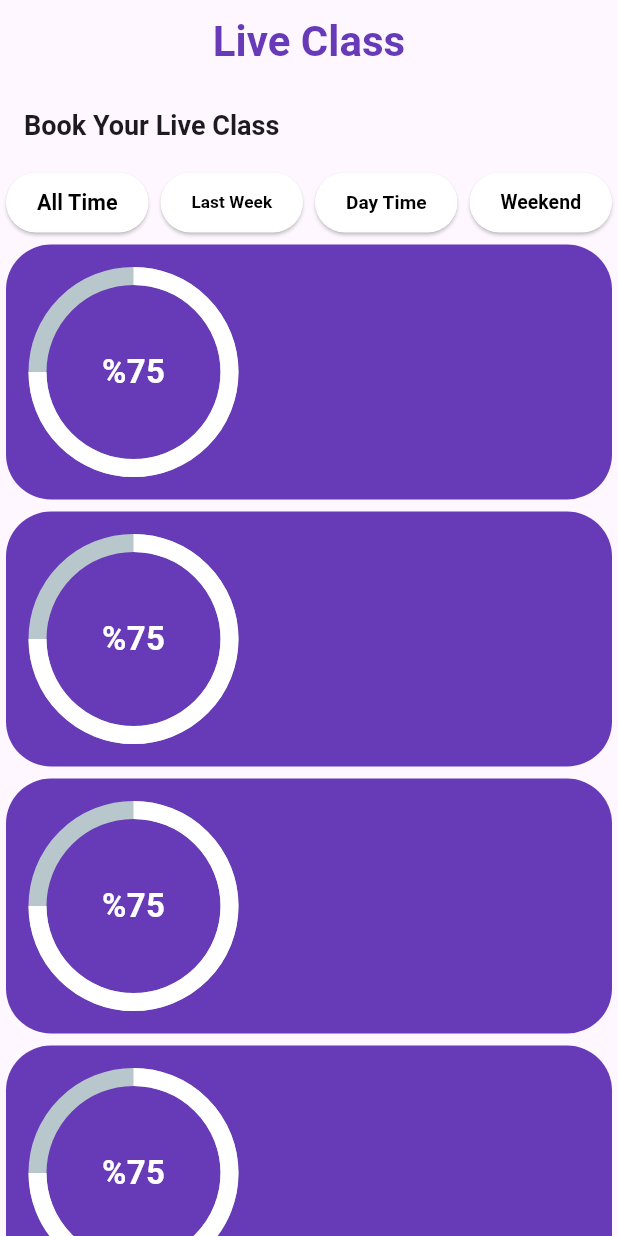
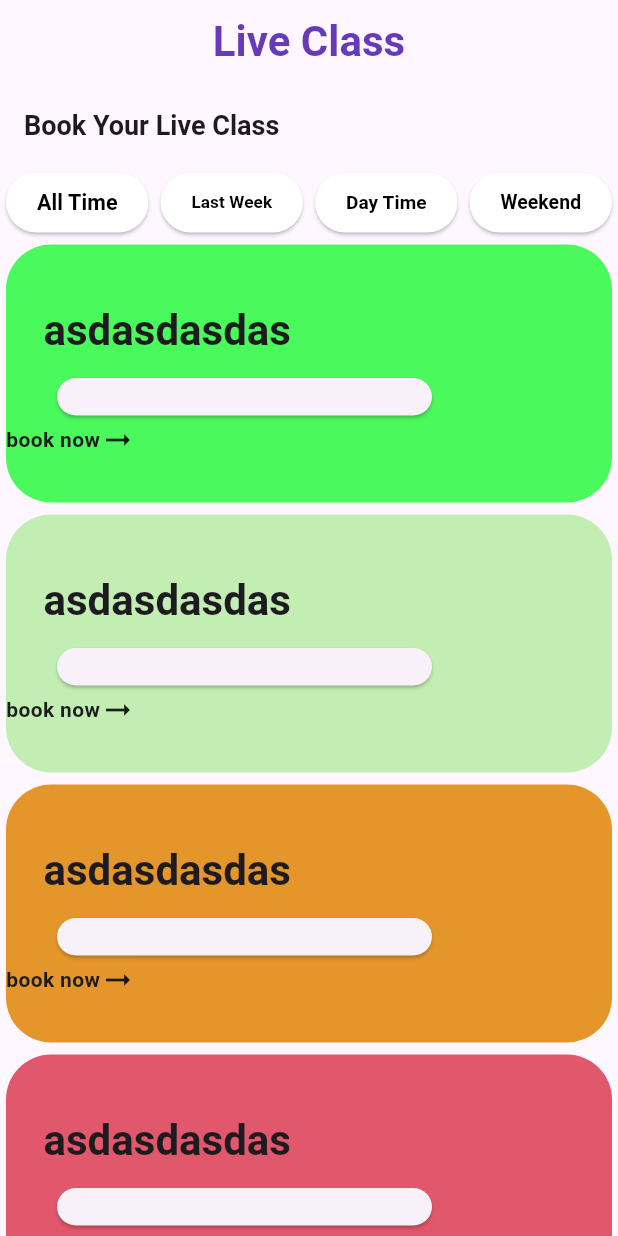
Before and after one commit to uluckabd/flutter_design_draft, a Flutter app: the screen it shows after launch, on a phone screen of 412 x 824 dp. Run offline on Flutter 3.47's test engine with Material 3 defaults, Android fonts, the phone set to English and light mode, and no system bars; drawn by our look-alikes of percent_indicator.

Commit message:
kurslar sayfası card tasarımı yapıldı

```diff
--- a/lib/Babble_App/CoursesPage.dart
+++ b/lib/Babble_App/CoursesPage.dart
@@ -1,3 +1,4 @@
+// ignore_for_file: public_member_api_docs, sort_constructors_first
 import 'package:flutter/material.dart';
 import 'package:percent_indicator/circular_percent_indicator.dart';
 
@@ -46,11 +47,26 @@ class _CoursesPageState extends State<CoursesPage> {
               child: SingleChildScrollView(
                 child: Column(
                   children: [
-                    bodycard(),
-                    bodycard(),
-                    bodycard(),
-                    bodycard(),
-                    bodycard(),
+                    bodycard(
+                      cardcolor: const Color.fromARGB(255, 74, 249, 92),
+                      title: 'asdasdasdas',
+                    ),
+                    bodycard(
+                      cardcolor: const Color.fromARGB(255, 194, 238, 179),
+                      title: 'asdasdasdas',
+                    ),
+                    bodycard(
+                      cardcolor: const Color.fromARGB(255, 228, 150, 42),
+                      title: 'asdasdasdas',
+                    ),
+                    bodycard(
+                      cardcolor: const Color.fromARGB(255, 225, 87, 108),
+                      title: 'asdasdasdas',
+                    ),
+                    bodycard(
+                      cardcolor: const Color.fromARGB(255, 199, 79, 101),
+                      title: 'asdasdasdas',
+                    ),
                   ],
                 ),
               ),
@@ -63,47 +79,53 @@ class _CoursesPageState extends State<CoursesPage> {
 }
 
 class bodycard extends StatelessWidget {
-  const bodycard({super.key});
+  const bodycard({Key? key, required this.cardcolor, required this.title})
+    : super(key: key);
+  final Color cardcolor;
+  final String title;
 
   @override
   Widget build(BuildContext context) {
-    return Card(
-      shape: RoundedRectangleBorder(
-        borderRadius: BorderRadiusGeometry.circular(30),
-      ),
-      color: Colors.deepPurple,
+    return SizedBox(
+      width: MediaQuery.of(context).size.width,
+      height: 180,
+      child: Card(
+        shape: RoundedRectangleBorder(borderRadius: BorderRadius.circular(30)),
+        color: cardcolor,
         elevation: 0,
         child: Row(
           crossAxisAlignment: CrossAxisAlignment.center,
           children: [
+            Expanded(
+              child: Column(
+                mainAxisAlignment: MainAxisAlignment.start,
+                crossAxisAlignment: CrossAxisAlignment.start,
+                children: [
                   Padding(
-            padding: const EdgeInsets.all(15.0),
-            child: CircularPercentIndicator(
-              radius: 70.0, // büyükluk
-              lineWidth: 12.0, //kalınlık
-              percent: 0.75,
-              progressColor: Colors.white,
-              center: Text(
-                "%75",
-                style: TextStyle(
-                  fontSize: 22,
-                  fontWeight: FontWeight.bold,
-                  color: Colors.white,
+                    padding: const EdgeInsets.only(top: 40, left: 25),
+                    child: Text(
+                      title,
+                      style: Theme.of(context).textTheme.headlineLarge,
+                    ),
+                  ),
+                  Padding(
+                    padding: const EdgeInsets.only(left: 30, top: 10),
+                    child: Card(
+                      shape: RoundedRectangleBorder(
+                        borderRadius: BorderRadiusGeometry.circular(30),
+                      ),
+                      child: Container(height: 25, width: 250),
                     ),
                   ),
 
-              //yüzde
+                  Row(
+                    children: [Text("book now"), Icon(Icons.arrow_right_alt)],
                   ),
-          ),
-          Expanded(
-            child: Column(
-              mainAxisAlignment: MainAxisAlignment.center,
-              crossAxisAlignment: CrossAxisAlignment.start,
-
-              children: [],
+                ],
               ),
             ),
           ],
+        ),
       ),
     );
   }
```
Lines whose indentation alone changed are shown as unchanged.
